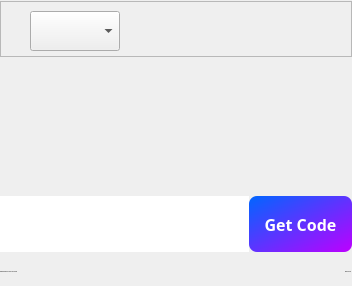
Above: ui/mobileLogin.ui from yechaoGitHub/AI before the change. Below: the same form after it.
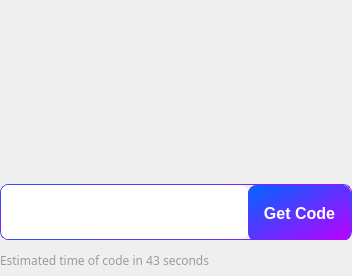
That is the form after the change. Icons and pictures are not drawn. Custom widgets are drawn as their Qt base class.

```diff
--- a/ui/mobileLogin.ui
+++ b/ui/mobileLogin.ui
@@ -7,7 +7,7 @@
     <x>0</x>
     <y>0</y>
     <width>352</width>
-    <height>286</height>
+    <height>276</height>
    </rect>
   </property>
   <property name="sizePolicy">
@@ -16,10 +16,21 @@
     <verstretch>0</verstretch>
    </sizepolicy>
   </property>
+  <property name="minimumSize">
+   <size>
+    <width>352</width>
+    <height>276</height>
+   </size>
+  </property>
+  <property name="maximumSize">
+   <size>
+    <width>352</width>
+    <height>276</height>
+   </size>
+  </property>
   <property name="font">
    <font>
     <family>微软雅黑</family>
-    <pointsize>-1</pointsize>
     <italic>false</italic>
     <bold>false</bold>
    </font>
@@ -56,62 +67,73 @@
       <number>8</number>
      </property>
      <item>
-      <widget class="QFrame" name="frame">
+      <widget class="QComboBox" name="comboBox">
+       <property name="sizePolicy">
+        <sizepolicy hsizetype="Preferred" vsizetype="Preferred">
+         <horstretch>0</horstretch>
+         <verstretch>0</verstretch>
+        </sizepolicy>
+       </property>
        <property name="minimumSize">
         <size>
-         <width>0</width>
-         <height>56</height>
+         <width>120</width>
+         <height>40</height>
         </size>
        </property>
        <property name="maximumSize">
         <size>
-         <width>16777215</width>
-         <height>56</height>
+         <width>120</width>
+         <height>40</height>
         </size>
        </property>
        <property name="styleSheet">
-        <string notr="true"/>
+        <string notr="true">QComboBox{
+	border:none;
+	background-color: rgba(255, 255, 255,0);
+	padding-left:10px;
+}
+
+QComboBox::drop-down {
+    subcontrol-origin: padding;
+    subcontrol-position: top left;
+    width: 20px;
+    border-top-right-radius: 3px; 
+    border-bottom-right-radius: 3px;
+}
+
+QComboBox::down-arrow {
+	image: url(:/QtTest/icon/Speech/down.png);
+}
+
+QComboBox QAbstractItemView::item { 
+	min-height: 40px;
+}
+</string>
        </property>
-       <property name="frameShape">
-        <enum>QFrame::StyledPanel</enum>
+       <property name="iconSize">
+        <size>
+         <width>32</width>
+         <height>32</height>
+        </size>
        </property>
-       <property name="frameShadow">
-        <enum>QFrame::Raised</enum>
+       <property name="frame">
+        <bool>true</bool>
        </property>
-       <widget class="QPushButton" name="pushButton">
-        <property name="geometry">
-         <rect>
-          <x>10</x>
-          <y>23</y>
-          <width>15</width>
-          <height>12</height>
-         </rect>
-        </property>
-        <property name="styleSheet">
-         <string notr="true">background-image: url(:/QtTest/icon/small-right.png);
-border:none;
-background-repeat: no-repeat;
-background-origin: content;</string>
-        </property>
-        <property name="text">
-         <string/>
-        </property>
-       </widget>
-       <widget class="QComboBox" name="comboBox">
-        <property name="geometry">
-         <rect>
-          <x>30</x>
-          <y>10</y>
-          <width>90</width>
-          <height>40</height>
-         </rect>
-        </property>
-        <property name="styleSheet">
-         <string notr="true">font: 10px &quot;微软雅黑&quot;;</string>
-        </property>
-       </widget>
       </widget>
      </item>
+     <item>
+      <spacer name="horizontalSpacer">
+       <property name="orientation">
+        <enum>Qt::Horizontal</enum>
+       </property>
+       <property name="sizeHint" stdset="0">
+        <size>
+         <width>40</width>
+         <height>20</height>
+        </size>
+       </property>
+      </spacer>
+     </item>
     </layout>
    </item>
    <item>
@@ -142,7 +164,6 @@
        <property name="font">
         <font>
          <family>微软雅黑</family>
-         <pointsize>-1</pointsize>
          <italic>false</italic>
          <bold>false</bold>
         </font>
@@ -166,20 +187,19 @@
        </property>
        <property name="minimumSize">
         <size>
-         <width>159</width>
+         <width>105</width>
          <height>56</height>
         </size>
        </property>
        <property name="maximumSize">
         <size>
-         <width>159</width>
+         <width>105</width>
          <height>56</height>
         </size>
        </property>
        <property name="font">
         <font>
          <family>微软雅黑</family>
-         <pointsize>-1</pointsize>
          <italic>false</italic>
          <bold>false</bold>
         </font>
@@ -209,7 +229,6 @@
        <property name="font">
         <font>
          <family>微软雅黑</family>
-         <pointsize>-1</pointsize>
          <italic>false</italic>
          <bold>false</bold>
         </font>
@@ -227,48 +246,96 @@
       <number>0</number>
      </property>
      <item>
-      <widget class="QLineEdit" name="lineEdit">
-       <property name="sizePolicy">
-        <sizepolicy hsizetype="Preferred" vsizetype="Preferred">
-         <horstretch>0</horstretch>
-         <verstretch>0</verstretch>
-        </sizepolicy>
-       </property>
-       <property name="styleSheet">
-        <string notr="true">border:none;</string>
-       </property>
-      </widget>
-     </item>
-     <item>
-      <widget class="QPushButton" name="getCodeBtn">
-       <property name="sizePolicy">
-        <sizepolicy hsizetype="Preferred" vsizetype="Preferred">
-         <horstretch>0</horstretch>
-         <verstretch>0</verstretch>
-        </sizepolicy>
-       </property>
+      <widget class="QFrame" name="frame">
        <property name="minimumSize">
         <size>
-         <width>103</width>
+         <width>0</width>
          <height>56</height>
         </size>
        </property>
        <property name="maximumSize">
         <size>
-         <width>103</width>
+         <width>16777215</width>
          <height>56</height>
         </size>
        </property>
        <property name="styleSheet">
-        <string notr="true">font-size:16px;
+        <string notr="true">border:1px;
+border-style:solid;
+border-radius:8px;
+border-color:qlineargradient(spread:pad, x1:0, y1:0, x2:1, y2:1, stop:0 #0066FF, stop:1 #BD00FF);</string>
+       </property>
+       <property name="frameShape">
+        <enum>QFrame::StyledPanel</enum>
+       </property>
+       <property name="frameShadow">
+        <enum>QFrame::Raised</enum>
+       </property>
+       <layout class="QHBoxLayout" name="horizontalLayout_6">
+        <property name="spacing">
+         <number>0</number>
+        </property>
+        <property name="leftMargin">
+         <number>0</number>
+        </property>
+        <property name="topMargin">
+         <number>0</number>
+        </property>
+        <property name="rightMargin">
+         <number>0</number>
+        </property>
+        <property name="bottomMargin">
+         <number>0</number>
+        </property>
+        <item>
+         <widget class="QLineEdit" name="lineEdit">
+          <property name="sizePolicy">
+           <sizepolicy hsizetype="Preferred" vsizetype="Preferred">
+            <horstretch>0</horstretch>
+            <verstretch>0</verstretch>
+           </sizepolicy>
+          </property>
+          <property name="styleSheet">
+           <string notr="true">border:none;</string>
+          </property>
+         </widget>
+        </item>
+        <item>
+         <widget class="QPushButton" name="getCodeBtn">
+          <property name="sizePolicy">
+           <sizepolicy hsizetype="Preferred" vsizetype="Preferred">
+            <horstretch>0</horstretch>
+            <verstretch>0</verstretch>
+           </sizepolicy>
+          </property>
+          <property name="minimumSize">
+           <size>
+            <width>103</width>
+            <height>56</height>
+           </size>
+          </property>
+          <property name="maximumSize">
+           <size>
+            <width>103</width>
+            <height>56</height>
+           </size>
+          </property>
+          <property name="cursor">
+           <cursorShape>PointingHandCursor</cursorShape>
+          </property>
+          <property name="styleSheet">
+           <string notr="true">font-size:16px;
 font-weight: 700;
 background-color:qlineargradient(spread:pad, x1:0, y1:0, x2:1, y2:1, stop:0 #0066FF, stop:1 #BD00FF);
 color:#FFFFFF;
 border-radius:8px;</string>
-       </property>
-       <property name="text">
-        <string>Get Code</string>
-       </property>
+          </property>
+          <property name="text">
+           <string>Get Code</string>
+          </property>
+         </widget>
+        </item>
+       </layout>
       </widget>
      </item>
     </layout>
@@ -301,52 +368,18 @@
        <property name="font">
         <font>
          <family>微软雅黑</family>
-         <pointsize>-1</pointsize>
          <italic>false</italic>
          <bold>false</bold>
         </font>
        </property>
+       <property name="styleSheet">
+        <string notr="true">color:rgba(155, 155, 155, 1)</string>
+       </property>
        <property name="text">
         <string>Estimated time of code in 43 seconds</string>
        </property>
       </widget>
      </item>
-     <item>
-      <widget class="QLabel" name="resendLabel">
-       <property name="sizePolicy">
-        <sizepolicy hsizetype="Fixed" vsizetype="Fixed">
-         <horstretch>0</horstretch>
-         <verstretch>0</verstretch>
-        </sizepolicy>
-       </property>
-       <property name="minimumSize">
-        <size>
-         <width>0</width>
-         <height>20</height>
-        </size>
-       </property>
-       <property name="maximumSize">
-        <size>
-         <width>16777215</width>
-         <height>20</height>
-        </size>
-       </property>
-       <property name="font">
-        <font>
-         <family>微软雅黑</family>
-         <pointsize>-1</pointsize>
-         <italic>false</italic>
-         <bold>false</bold>
-        </font>
-       </property>
-       <property name="cursor">
-        <cursorShape>PointingHandCursor</cursorShape>
-       </property>
-       <property name="text">
-        <string>Resend Code</string>
-       </property>
-      </widget>
-     </item>
     </layout>
    </item>
   </layout>
```
Left out of the diff: 8 changed lines with no effect on the pictures.
